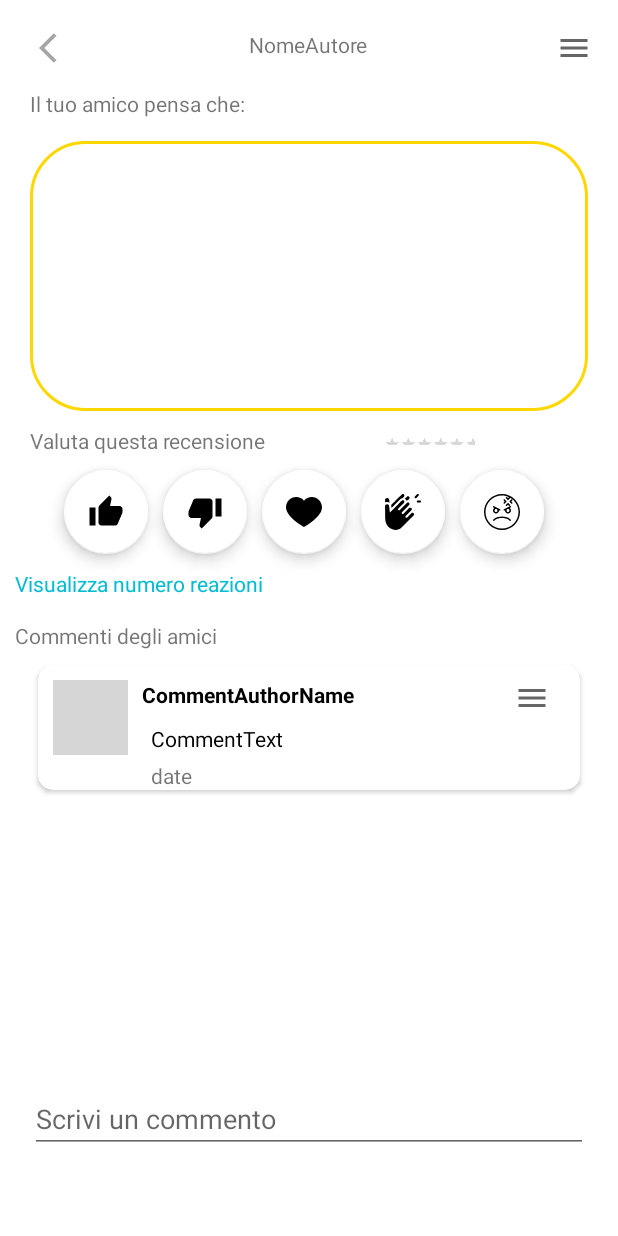
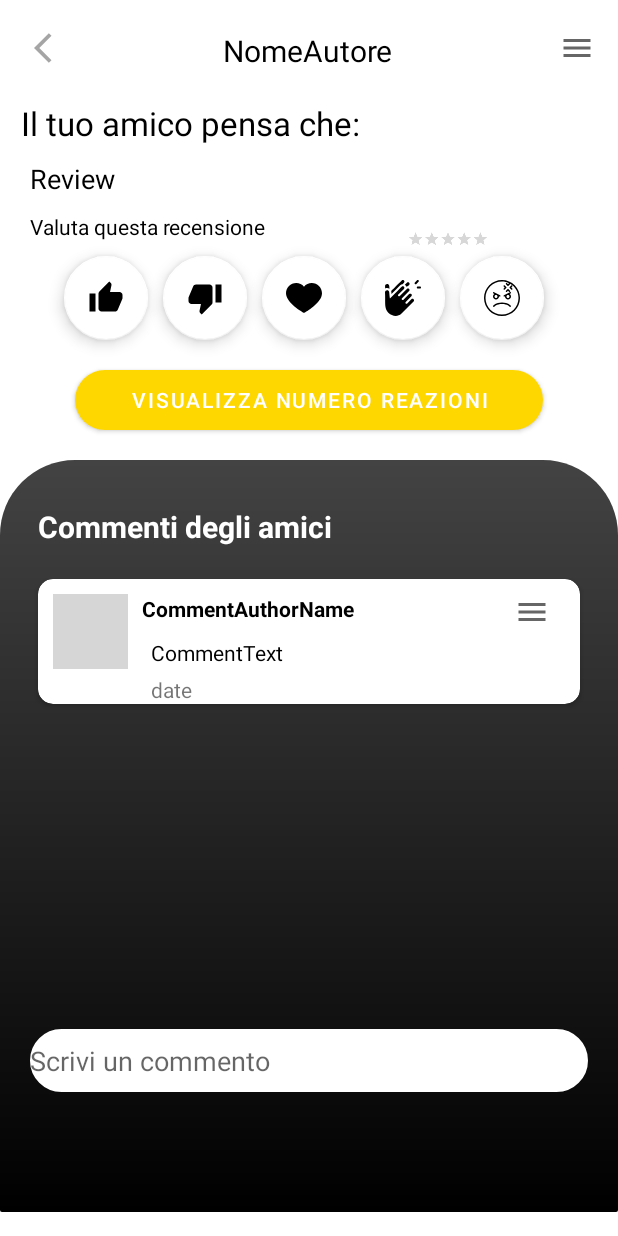
Before and after one commit to GiovanniFalcone/CineMates20, an Android app: the layout activity_review_card.xml on its own in the app's theme, with its tools: preview values and no code run, on a phone screen of 412 x 824 dp. Run offline under Robolectric (Android 15) with nearby library versions, the phone set to English and light mode, and no system bars; Roboto replaces fonts that are not available here; grey boxes are pictures that could not be loaded.

Commit message:
second commit

```diff
--- a/app/src/main/java/com/cinemates20/Utils/Adapters/ReviewUserAdapter.java
+++ b/app/src/main/java/com/cinemates20/Utils/Adapters/ReviewUserAdapter.java
@@ -48,7 +48,7 @@ public class ReviewUserAdapter extends RecyclerView.Adapter<ReviewUserAdapter.Vi
     @Override
     public ReviewUserAdapter.ViewHolder onCreateViewHolder(@NonNull ViewGroup parent, int viewType) {
         View v = LayoutInflater.from(parent.getContext()).inflate(R.layout.review_user_row, parent, false);
-        v.setLayoutParams(new RecyclerView.LayoutParams(500,150));
+        v.setLayoutParams(new RecyclerView.LayoutParams(ViewGroup.LayoutParams.MATCH_PARENT, ViewGroup.LayoutParams.WRAP_CONTENT));
         return new ReviewUserAdapter.ViewHolder(v);
     }
 
--- a/app/src/main/java/com/cinemates20/View/ReviewCardActivity.java
+++ b/app/src/main/java/com/cinemates20/View/ReviewCardActivity.java
@@ -14,6 +14,7 @@ import android.text.method.ScrollingMovementMethod;
 import android.util.Log;
 import android.view.inputmethod.EditorInfo;
 import android.view.inputmethod.InputMethodManager;
+import android.widget.Button;
 import android.widget.EditText;
 import android.widget.ImageView;
 import android.widget.RatingBar;
@@ -38,7 +39,8 @@ public class ReviewCardActivity extends AppCompatActivity {
     private int flag = 0;
     private ImageView buttonBack, buttonReportMenu;
     private FloatingActionButton buttonLike, buttonDislike, buttonLove, buttonClapping, buttonGrrr;
-    private TextView nameAuthorView, reviewView, numberReactionView;
+    private TextView nameAuthorView, reviewView;
+    private Button numberReactionView;
     private EditText writeComment;
     private RecyclerView recyclerView;
     private CommentUserAdapter commentUserAdapter;
--- /dev/null
+++ b/app/src/main/res/drawable/style_card_review_view.xml
@@ -0,0 +1,9 @@
+<?xml version="1.0" encoding="utf-8"?>
+<shape xmlns:android="http://schemas.android.com/apk/res/android">
+    <gradient android:angle="90"
+        android:startColor="#000000"
+        android:endColor="#434343"/>
+    <corners  android:radius="1dp"
+        android:topRightRadius="50dp"
+        android:topLeftRadius="50dp" />
+</shape>
--- a/app/src/main/res/layout/activity_review_card.xml
+++ b/app/src/main/res/layout/activity_review_card.xml
@@ -16,19 +16,7 @@
             android:layout_width="match_parent"
             android:layout_height="wrap_content">
 
-            <EditText
-                android:id="@+id/editTextScriviCommento"
-                android:layout_width="match_parent"
-                android:layout_height="wrap_content"
-                android:layout_marginStart="20dp"
-                android:layout_marginEnd="20dp"
-                android:ems="10"
-                android:inputType="textMultiLine"
-                android:scrollbars="vertical"
-                android:hint="@string/scrivi_un_commento"
-                app:layout_constraintEnd_toEndOf="parent"
-                app:layout_constraintStart_toStartOf="parent"
-                app:layout_constraintTop_toBottomOf="@+id/recyclerView" />
+
 
             <ImageView
                 android:id="@+id/imageViewBackButton"
@@ -55,8 +43,8 @@
             <RatingBar
                 android:id="@+id/valutationReview"
                 style="@style/Widget.AppCompat.RatingBar.Indicator"
-                android:layout_width="202dp"
-                android:layout_height="19dp"
+                android:layout_width="wrap_content"
+                android:layout_height="wrap_content"
                 android:layout_marginStart="8dp"
                 android:layout_marginTop="10dp"
                 android:isIndicator="true"
@@ -65,11 +53,12 @@
                 android:scaleX=".3"
                 android:scaleY=".3"
                 app:layout_constraintEnd_toEndOf="parent"
-                app:layout_constraintHorizontal_bias="0.0"
                 app:layout_constraintStart_toEndOf="@+id/textView9"
                 app:layout_constraintTop_toBottomOf="@+id/textReviewAuthor" />
 
             <TextView
+                android:textColor="@color/black"
+                android:textSize="20dp"
                 android:id="@+id/authorEditText"
                 android:layout_width="wrap_content"
                 android:layout_height="wrap_content"
@@ -80,7 +69,8 @@
                 app:layout_constraintStart_toStartOf="parent"
                 app:layout_constraintTop_toTopOf="parent" />
 
-            <TextView
+            <!--<TextView
+                android:padding="50dp"
                 android:id="@+id/textReviewAuthor"
                 android:layout_width="match_parent"
                 android:layout_height="180dp"
@@ -97,19 +87,22 @@
                 app:layout_constraintEnd_toEndOf="parent"
                 app:layout_constraintHorizontal_bias="0.0"
                 app:layout_constraintStart_toStartOf="parent"
+                app:layout_constraintTop_toBottomOf="@+id/textView11" />-->
+
+            <TextView
+                android:id="@+id/textReviewAuthor"
+                android:layout_width="match_parent"
+                android:layout_height="match_parent"
+                android:text="Review"
+                android:layout_marginTop="10dp"
+                android:layout_marginEnd="20dp"
+                android:layout_marginStart="20dp"
+                android:textColor="@color/black"
+                android:textSize="18sp"
                 app:layout_constraintTop_toBottomOf="@+id/textView11" />
 
             <TextView
-                android:id="@+id/textView8"
-                android:layout_width="wrap_content"
-                android:layout_height="wrap_content"
-                android:layout_marginStart="10dp"
-                android:layout_marginTop="15dp"
-                android:text="@string/commenti_degli_amici"
-                app:layout_constraintStart_toStartOf="parent"
-                app:layout_constraintTop_toBottomOf="@+id/seeAllReaction" />
-
-            <TextView
+                android:textColor="@color/black"
                 android:id="@+id/textView9"
                 android:layout_width="wrap_content"
                 android:layout_height="wrap_content"
@@ -120,18 +113,21 @@
                 app:layout_constraintStart_toStartOf="parent"
                 app:layout_constraintTop_toBottomOf="@+id/textReviewAuthor" />
 
-            <TextView
+            <Button
                 android:id="@+id/seeAllReaction"
-                android:layout_width="wrap_content"
-                android:layout_height="wrap_content"
-                android:layout_marginStart="10dp"
-                android:layout_marginTop="10dp"
+                android:layout_width="match_parent"
+                android:layout_height="40dp"
+                android:layout_marginTop="20dp"
+                android:layout_marginStart="50dp"
+                android:layout_marginEnd="50dp"
+                android:background="@drawable/button_bg"
                 android:text="@string/visualizza_numero_reazioni"
-                android:textColor="#00BCD4"
                 app:layout_constraintStart_toStartOf="parent"
-                app:layout_constraintTop_toBottomOf="@+id/likeButton" />
+                app:layout_constraintTop_toBottomOf="@+id/likeButton"/>
 
             <TextView
+                android:textSize="22sp"
+                android:textColor="@color/black"
                 android:id="@+id/textView11"
                 android:layout_width="wrap_content"
                 android:layout_height="wrap_content"
@@ -142,18 +138,68 @@
                 app:layout_constraintStart_toStartOf="parent"
                 app:layout_constraintTop_toBottomOf="@+id/authorEditText" />
 
+            <androidx.core.widget.NestedScrollView
+                android:layout_marginTop="20dp"
+                android:layout_width="match_parent"
+                android:layout_height="match_parent"
+                android:background="@drawable/style_card_review_view"
+                android:clipToPadding="false"
+                android:paddingBottom="80dp"
+                app:layout_constraintTop_toBottomOf="@+id/seeAllReaction">
+
+                <androidx.constraintlayout.widget.ConstraintLayout
+                    android:layout_width="match_parent"
+                    android:layout_height="wrap_content">
+
+                    <TextView
+                        android:id="@+id/textView8"
+                        android:layout_width="wrap_content"
+                        android:layout_height="wrap_content"
+                        android:layout_marginStart="10dp"
+                        android:layout_marginTop="15dp"
+                        android:padding="15dp"
+                        android:text="@string/commenti_degli_amici"
+                        android:textColor="@color/white"
+                        android:textSize="20sp"
+                        android:textStyle="bold"
+                        app:layout_constraintStart_toStartOf="parent"
+                        app:layout_constraintTop_toTopOf="parent" />
+
                     <androidx.recyclerview.widget.RecyclerView
                         android:id="@+id/recyclerView"
                         android:layout_width="match_parent"
                         android:layout_height="wrap_content"
                         android:layout_marginStart="20dp"
-                android:layout_marginTop="4dp"
                         android:layout_marginEnd="20dp"
                         app:layout_constraintEnd_toEndOf="parent"
                         app:layout_constraintHorizontal_bias="1.0"
                         app:layout_constraintStart_toStartOf="parent"
                         app:layout_constraintTop_toBottomOf="@+id/textView8"
-                tools:listitem="@layout/comment_user_row"/>
+                        tools:listitem="@layout/comment_user_row" />
+
+                    <EditText
+                        android:layout_marginTop="20dp"
+                        android:backgroundTint="@color/white"
+                        android:background="@drawable/edit_text_bg"
+                        android:id="@+id/editTextScriviCommento"
+                        android:layout_width="match_parent"
+                        android:layout_height="42dp"
+                        android:layout_marginStart="20dp"
+                        android:layout_marginEnd="20dp"
+                        android:layout_marginBottom="15dp"
+                        android:ems="10"
+                        android:hint="@string/scrivi_un_commento"
+                        android:inputType="textMultiLine"
+                        android:scrollbars="vertical"
+                        app:layout_constraintEnd_toEndOf="parent"
+                        app:layout_constraintStart_toStartOf="parent"
+                        app:layout_constraintTop_toBottomOf="@+id/recyclerView" />
+
+
+                </androidx.constraintlayout.widget.ConstraintLayout>
+
+            </androidx.core.widget.NestedScrollView>
+
 
             <com.google.android.material.floatingactionbutton.FloatingActionButton
                 android:id="@+id/grrButton"
```
Also changed, not shown: app/src/main/java/com/cinemates20/View/MovieCardFragment.java (+1 -37 lines), app/src/main/java/com/cinemates20/View/WriteReviewActivity.java (+9 -2 lines), app/src/main/res/drawable/card_view_movie_card_style.xml (deleted, +0 -7 lines), app/src/main/res/layout/activity_write_review.xml (+69 -57 lines). Lines whose indentation alone changed are shown as unchanged.
